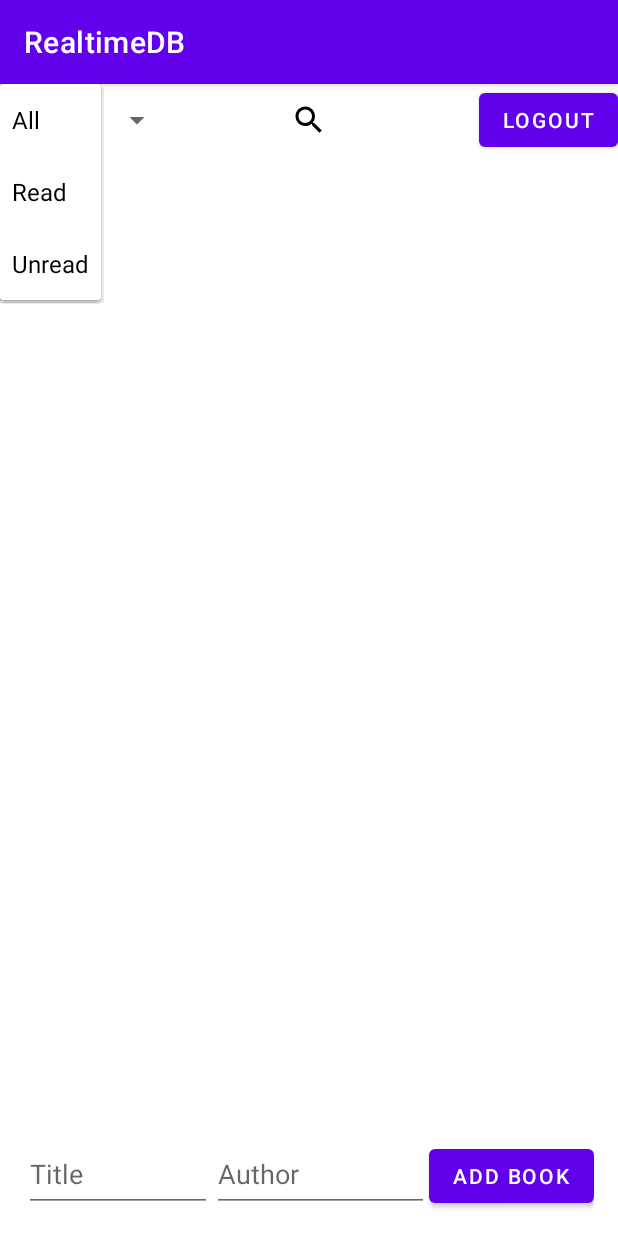
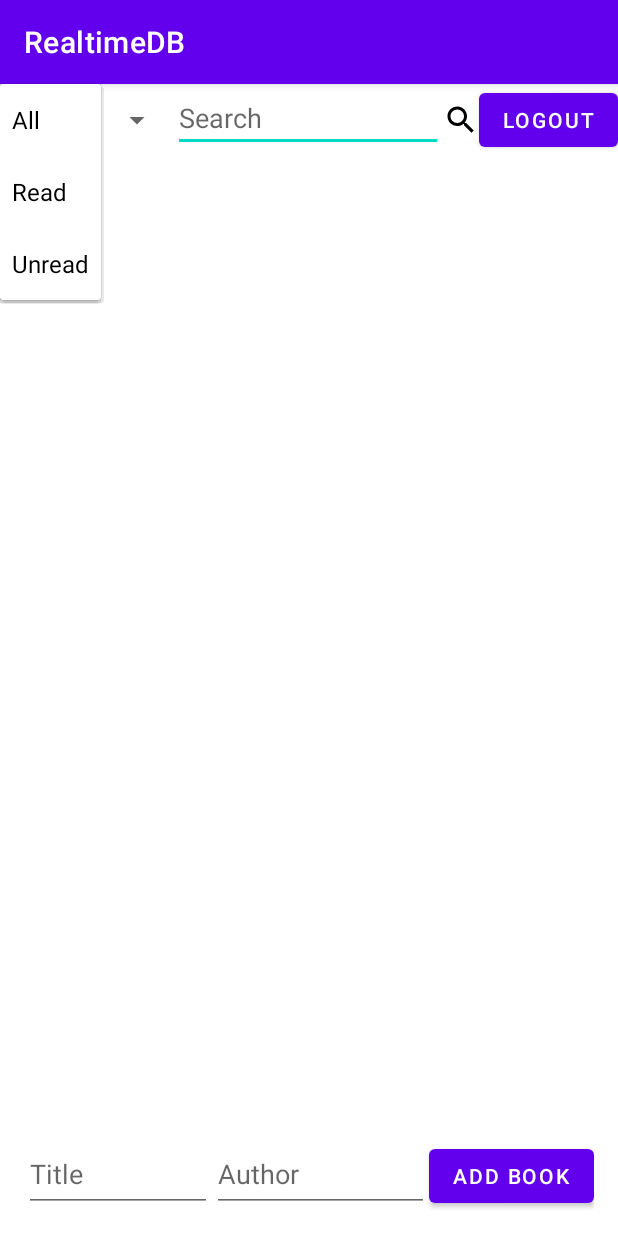
Before and after one commit to ejsiik/RealtimeDB, an Android app: the screen it shows after launch once a user with an empty profile is signed in (MainActivity), after a tap on "All", on a phone screen of 412 x 824 dp. Run offline under Robolectric (Android 15) with nearby library versions, the phone set to English and light mode, and no system bars; our stand-ins replace Firebase (no records; nobody signed in at launch, a user with empty details on screens opened directly).

Commit message:
wyszukiwanie po tytule w bazie

```diff
--- a/app/src/main/java/com/example/realtimedb/MainActivity.kt
+++ b/app/src/main/java/com/example/realtimedb/MainActivity.kt
@@ -1,15 +1,19 @@
 package com.example.realtimedb
 
+import android.content.ContentValues.TAG
+import android.content.Context
 import android.content.Intent
 import androidx.appcompat.app.AppCompatActivity
 import android.os.Bundle
 import android.util.Log
 import android.view.View
+import android.view.inputmethod.InputMethodManager
 import android.widget.*
 import androidx.recyclerview.widget.LinearLayoutManager
 import androidx.recyclerview.widget.RecyclerView
 import com.google.firebase.auth.FirebaseAuth
 import com.google.firebase.database.*
+
 
 class MainActivity : AppCompatActivity() {
 
@@ -23,6 +27,8 @@ class MainActivity : AppCompatActivity() {
     private lateinit var database: DatabaseReference
     private var spinnerFilter: String = "All"
     private lateinit var spinnerSettings: Spinner
+    private lateinit var searchImageView: ImageView
+    private lateinit var searchEditText: EditText
 
     override fun onCreate(savedInstanceState: Bundle?) {
         super.onCreate(savedInstanceState)
@@ -36,6 +42,8 @@ class MainActivity : AppCompatActivity() {
         addRecordButton = findViewById(R.id.add_record_button)
         logOutButton = findViewById(R.id.logout_button)
         spinnerSettings = findViewById(R.id.spinner_settings)
+        searchImageView = findViewById(R.id.search_image_view)
+        searchEditText = findViewById(R.id.searchEditText)
 
         recordsList = mutableListOf()
 
@@ -60,7 +68,8 @@ class MainActivity : AppCompatActivity() {
 
             override fun onCancelled(error: DatabaseError) {
                 Log.e("MainActivity", "Error reading from database", error.toException())
-                Toast.makeText(this@MainActivity, "Error reading from database", Toast.LENGTH_SHORT).show()
+                Toast.makeText(this@MainActivity, "Error reading from database", Toast.LENGTH_SHORT)
+                    .show()
             }
         }
         database.addValueEventListener(listener)
@@ -89,6 +98,31 @@ class MainActivity : AppCompatActivity() {
             val intent = Intent(this, SignInActivity::class.java)
             startActivity(intent)
             finish()
+        }
+
+        searchImageView.setOnClickListener {
+            val title = searchEditText.text.toString()
+            val query = database.orderByChild("title").equalTo(title)
+            query.addListenerForSingleValueEvent(object : ValueEventListener {
+                override fun onDataChange(dataSnapshot: DataSnapshot) {
+                    if (dataSnapshot.exists()) {
+                        // Iterate through the books and update the RecyclerView
+                        val books = mutableListOf<Book>()
+                        for (bookSnapshot in dataSnapshot.children) {
+                            val book = bookSnapshot.getValue(Book::class.java)
+                            book?.let { books.add(it) }
+                        }
+                        recordsAdapter.updateData(books)
+                    } else {
+                        // Display a toast message indicating no books were found
+                        Toast.makeText(applicationContext, "No books found with the given title", Toast.LENGTH_SHORT).show()
+                    }
+                }
+
+                override fun onCancelled(databaseError: DatabaseError) {
+                    Log.e(TAG, "onCancelled", databaseError.toException())
+                }
+            })
         }
     }
 
--- a/app/src/main/java/com/example/realtimedb/RecordsAdapter.kt
+++ b/app/src/main/java/com/example/realtimedb/RecordsAdapter.kt
@@ -9,7 +9,7 @@ import androidx.recyclerview.widget.RecyclerView
 import com.google.firebase.database.DatabaseReference
 import com.google.firebase.database.FirebaseDatabase
 
-class RecordsAdapter(private val recordsList: MutableList<Book>) :
+class RecordsAdapter(private var recordsList: MutableList<Book>) :
     RecyclerView.Adapter<RecordsAdapter.ViewHolder>() {
 
     private var onReadSwitchClickListener: ((book: Book, isChecked: Boolean) -> Unit)? = null
@@ -48,10 +48,16 @@ class RecordsAdapter(private val recordsList: MutableList<Book>) :
         val readSwitch: Switch = view.findViewById(R.id.read)
     }
 
-    fun updateList(newList: List<Book>) {
+    fun updateData(newBooks: List<Book>) {
+        // create a copy of the original list
+        val originalList = mutableListOf<Book>()
+        originalList.addAll(recordsList)
+
+        // update the list view with the filtered list
         recordsList.clear()
-        recordsList.addAll(newList)
+        recordsList.addAll(newBooks)
         notifyDataSetChanged()
+
     }
 
 }
--- a/app/src/main/res/layout/activity_main.xml
+++ b/app/src/main/res/layout/activity_main.xml
@@ -13,35 +13,46 @@
             android:id="@+id/settings"
             android:layout_width="wrap_content"
             android:layout_height="wrap_content"
+            android:layout_weight="1"
             android:orientation="horizontal">
 
             <Spinner
                 android:id="@+id/spinner_settings"
                 android:layout_width="wrap_content"
                 android:layout_height="wrap_content"
-            tools:ignore="SpeakableTextPresentCheck"
                 android:layout_centerVertical="true"
-            android:layout_alignParentStart="true"/>
+                android:layout_alignParentStart="true"
+                tools:ignore="SpeakableTextPresentCheck" />
+
+            <EditText
+                android:id="@+id/searchEditText"
+                android:layout_width="wrap_content"
+                android:layout_height="wrap_content"
+                android:layout_toEndOf="@+id/spinner_settings"
+                android:layout_toStartOf="@+id/search_image_view"
+                android:hint="Search" />
 
             <ImageView
+                android:id="@+id/search_image_view"
                 android:layout_width="wrap_content"
                 android:layout_height="wrap_content"
+                android:layout_toStartOf="@+id/logout_button"
+                android:layout_centerVertical="true"
                 android:contentDescription="Search"
-            android:src="@drawable/baseline_search_24"
-            android:layout_centerVertical="true"
-            android:layout_centerHorizontal="true"
-            android:id="@+id/search_image_view"/>
+                android:src="@drawable/baseline_search_24" />
 
             <Button
                 android:id="@+id/logout_button"
                 android:layout_width="wrap_content"
                 android:layout_height="wrap_content"
-            android:text="Logout"
+                android:layout_alignParentEnd="true"
                 android:layout_centerVertical="true"
-            android:layout_alignParentEnd="true"/>
+                android:text="Logout" />
 
         </RelativeLayout>
+
     </LinearLayout>
+
     <LinearLayout
         android:layout_width="match_parent"
         android:layout_height="wrap_content"
```
Lines whose indentation alone changed are shown as unchanged.
